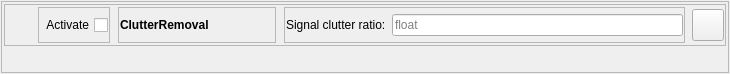
Old version of the form rena/ui/dsp_ui/ClutterRemovalWidget.ui in the repository PhysioLabXR/PhysioLabXR-Community.
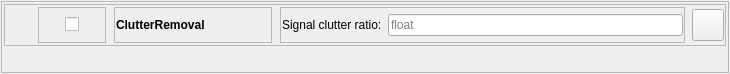
New version of the form.

Commit message: remove Activate

```diff
--- a/rena/ui/dsp_ui/ClutterRemovalWidget.ui
+++ b/rena/ui/dsp_ui/ClutterRemovalWidget.ui
@@ -168,13 +168,13 @@
                   <property name="bottomMargin">
                    <number>1</number>
                   </property>
-                  <item>
+                  <item alignment="Qt::AlignHCenter|Qt::AlignVCenter">
                    <widget class="QCheckBox" name="ActivateDataProcessorCheckbox">
                     <property name="layoutDirection">
                      <enum>Qt::RightToLeft</enum>
                     </property>
                     <property name="text">
-                     <string>Activate</string>
+                     <string/>
                     </property>
                    </widget>
                   </item>
```
The commit also changes 5 other files.
